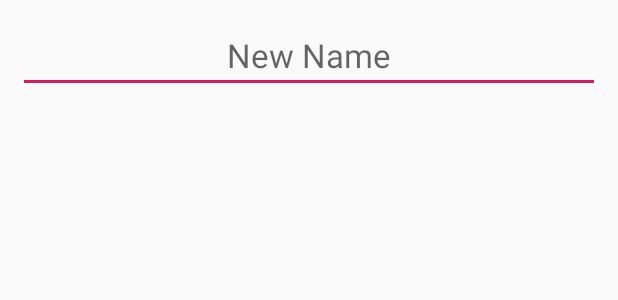
After one commit to suhaibmaree/shubaklubak, an Android app: the layout layout_dialog.xml on its own in the app's theme, with its tools: preview values and no code run, on a phone screen of 412 x 824 dp. The commit adds this screen. Shown: the top 300 px of the screen. Run offline under Robolectric (Android 15) with nearby library versions, the phone set to English and light mode, and no system bars.

Commit message:
Create Dialog to edit Device name

```diff
--- a/app/src/main/java/edu/mareeaaup/s/shubaklubak/ModesFragment.java
+++ b/app/src/main/java/edu/mareeaaup/s/shubaklubak/Fragments/ModesFragment.java
@@ -1,4 +1,4 @@
-package edu.mareeaaup.s.shubaklubak;
+package edu.mareeaaup.s.shubaklubak.Fragments;
 
 import android.os.Bundle;
 import android.support.annotation.NonNull;
@@ -17,6 +17,7 @@ import com.google.firebase.database.DatabaseReference;
 import com.google.firebase.database.FirebaseDatabase;
 
 import edu.mareeaaup.s.shubaklubak.Model.Device;
+import edu.mareeaaup.s.shubaklubak.R;
 
 public class ModesFragment extends Fragment {
 
--- a/app/src/main/java/edu/mareeaaup/s/shubaklubak/MainActivity.java
+++ b/app/src/main/java/edu/mareeaaup/s/shubaklubak/MainActivity.java
@@ -18,6 +18,8 @@ import com.google.firebase.auth.FirebaseAuth;
 import com.google.firebase.database.DatabaseReference;
 import com.google.firebase.database.FirebaseDatabase;
 
+import edu.mareeaaup.s.shubaklubak.Fragments.HomeFragment;
+import edu.mareeaaup.s.shubaklubak.Fragments.ModesFragment;
 import edu.mareeaaup.s.shubaklubak.Model.Device;
 
 public class MainActivity extends AppCompatActivity {
--- /dev/null
+++ b/app/src/main/res/layout/layout_dialog.xml
@@ -0,0 +1,17 @@
+<?xml version="1.0" encoding="utf-8"?>
+<RelativeLayout xmlns:android="http://schemas.android.com/apk/res/android"
+    android:layout_width="match_parent"
+    android:layout_height="match_parent"
+    >
+
+    <EditText
+        android:id="@+id/dialog_device_name"
+        android:textSize="22sp"
+        android:layout_width="fill_parent"
+        android:layout_height="wrap_content"
+        android:hint="New Name"
+        android:gravity="center"
+        android:layout_margin="12dp"
+        />
+
+</RelativeLayout>
```
Also changed, not shown: app/src/main/java/edu/mareeaaup/s/shubaklubak/Fragments/HomeFragment.java (renamed from app/src/main/java/edu/mareeaaup/s/shubaklubak/HomeFragment.java, +46 -12 lines), app/src/main/java/edu/mareeaaup/s/shubaklubak/Model/RecyclerViewAdapter.java (renamed from app/src/main/java/edu/mareeaaup/s/shubaklubak/RecyclerViewAdapter.java, +5 -10 lines), app/src/main/java/edu/mareeaaup/s/shubaklubak/OurData.java (deleted, +0 -49 lines).
